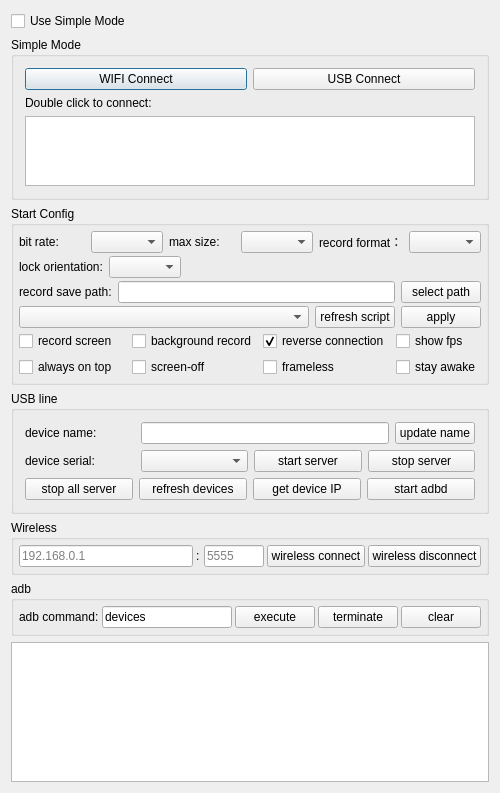
barry-ran/QtScrcpy, file QtScrcpy/dialog.ui: the form before one commit.
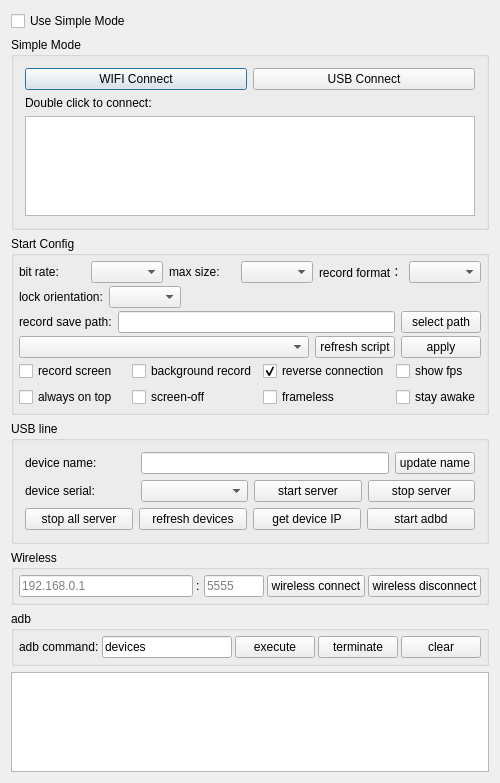
The form after the commit.

Commit message: feat: adjust window height by simple mode

Diff of the .ui file:
```diff
--- a/QtScrcpy/dialog.ui
+++ b/QtScrcpy/dialog.ui
@@ -7,7 +7,7 @@
     <x>0</x>
     <y>0</y>
     <width>500</width>
-    <height>745</height>
+    <height>769</height>
    </rect>
   </property>
   <property name="minimumSize">
@@ -72,10 +72,22 @@
       </item>
       <item>
        <widget class="QListWidget" name="connectedPhoneList">
+        <property name="sizePolicy">
+         <sizepolicy hsizetype="Expanding" vsizetype="Preferred">
+          <horstretch>0</horstretch>
+          <verstretch>0</verstretch>
+         </sizepolicy>
+        </property>
+        <property name="minimumSize">
+         <size>
+          <width>0</width>
+          <height>100</height>
+         </size>
+        </property>
         <property name="maximumSize">
          <size>
           <width>16777215</width>
-          <height>16777215</height>
+          <height>100</height>
          </size>
         </property>
        </widget>
@@ -751,10 +763,22 @@
    </item>
    <item>
     <widget class="QTextEdit" name="outEdit">
+     <property name="sizePolicy">
+      <sizepolicy hsizetype="Expanding" vsizetype="Preferred">
+       <horstretch>0</horstretch>
+       <verstretch>0</verstretch>
+      </sizepolicy>
+     </property>
      <property name="minimumSize">
       <size>
        <width>0</width>
-       <height>140</height>
+       <height>100</height>
+      </size>
+     </property>
+     <property name="maximumSize">
+      <size>
+       <width>16777215</width>
+       <height>100</height>
       </size>
      </property>
      <property name="focusPolicy">
```
Left out of the diff: 13 changed lines with no effect on the pictures. The commit also changes 2 other files.
